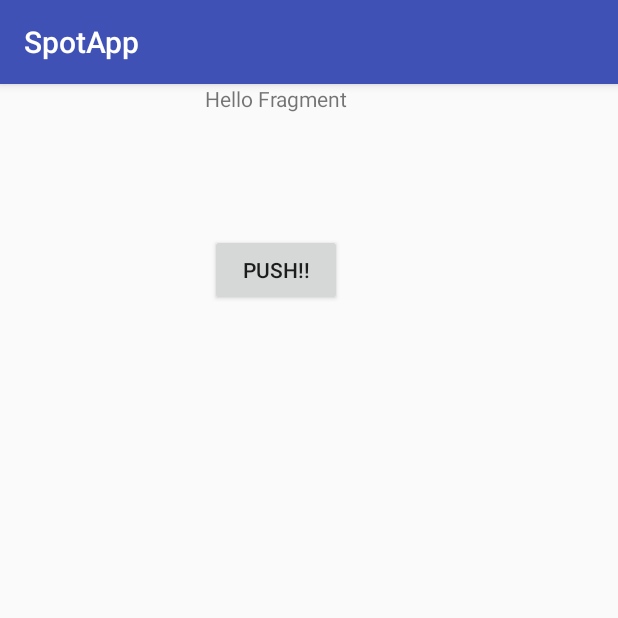
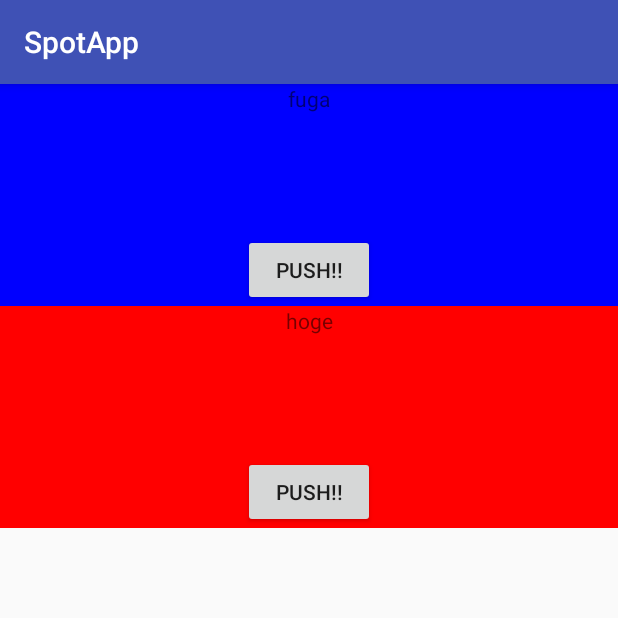
Before and after one commit to yuutarou22/SpotApp, an Android app: the screen it shows after launch (MainActivity), on a phone screen of 412 x 824 dp, the top half of it. Run offline under Robolectric (Android 15) with nearby library versions, the phone set to English and light mode, and no system bars.

Commit message:
0000-1つのActivityにFragmentを複数出力する画面実装。

```diff
--- a/app/src/main/java/com/example/yutaroapp/spotapp/MainActivity.java
+++ b/app/src/main/java/com/example/yutaroapp/spotapp/MainActivity.java
@@ -1,5 +1,6 @@
 package com.example.yutaroapp.spotapp;
 
+import android.graphics.Color;
 import android.support.v4.app.FragmentTransaction;
 import android.support.v7.app.AppCompatActivity;
 import android.os.Bundle;
@@ -20,7 +21,8 @@ public class MainActivity extends AppCompatActivity {
     　　引数1:ViewGroupのID、引数2:追加するFragment
     */
     FragmentTransaction transaction = getSupportFragmentManager().beginTransaction();
-    transaction.add(R.id.container, fragment);
+    transaction.add(R.id.container, MainFragment.createInstance("fuga", Color.BLUE));
+    transaction.add(R.id.container, MainFragment.createInstance("hoge", Color.RED));
     transaction.commit();
   }
 }
--- a/app/src/main/java/com/example/yutaroapp/spotapp/MainFragment.java
+++ b/app/src/main/java/com/example/yutaroapp/spotapp/MainFragment.java
@@ -1,5 +1,8 @@
 package com.example.yutaroapp.spotapp;
 
+import android.graphics.Color;
+import android.support.annotation.CheckResult;
+import android.support.annotation.ColorInt;
 import android.support.v4.app.Fragment;
 import android.os.Bundle;
 import android.view.LayoutInflater;
@@ -8,8 +11,40 @@ import android.view.ViewGroup;
 import android.widget.TextView;
 
 public class MainFragment extends Fragment {
+  /* Fragmentの値渡し
+  　　MainFragmentに値を受け取るための処理を書く。
+  　　値の受け渡しには、BundleというKeyPairで値を持つ事のできるクラスを使用する。
+  　　1, Bundleのインタンスを作成する。
+  　　2, 値をKeyPairの形でputして追加していく。
+  　　3, FragmentにsetArgumentという形でセットすることで
+  　　　　フラグメントがBundleの値を取得できるようになる。
+  */
+
+  // クラス内で参照するため、privateにしておく。
+  private final static String KEY_NAME = "key_name";
+  private final static String KEY_BACKGROUND = "key_background_color";
+
+  // onCreateで受け取るための変数
+  private String mName = "";
+  private @ColorInt int mBackgroundColor = Color.TRANSPARENT;
 
   private TextView mTextView;
+
+  // このメソッドからFragmentを強制的に作成する。
+  // createInstanceメソッドを使用することで、
+  // そのクラスを作成する際にどのような値が必要になるか制約を設けることができる
+  @CheckResult
+  public static MainFragment createInstance(String name, @ColorInt int color) {
+    MainFragment fragment = new MainFragment();
+    // Fragmentに渡す値はBundleでやり取りする。
+    Bundle args = new Bundle();
+    // Key/Pairで値をセット
+    args.putString(KEY_NAME, name);
+    args.putInt(KEY_BACKGROUND, color);
+    // Fragmentに値をセット
+    fragment.setArguments(args);
+    return fragment;
+  }
 
   @Override
   public View onCreateView(LayoutInflater inflater, ViewGroup container, Bundle savedInstanceState) {
@@ -17,6 +52,18 @@ public class MainFragment extends Fragment {
 
     // レイアウトをViewとして作成する
     return inflater.inflate(R.layout.fragment_main, container, false);
+  }
+
+  @Override
+  public void onCreate(Bundle saveInstanceState) {
+    super.onCreate(saveInstanceState);
+    // Bundleを受け取る処理はonCreate内で実行する。
+    Bundle args = getArguments();
+    // Bundleがセットされていなかった時はnullなのでNullチェックする
+    if (args != null) {
+      mName = args.getString(KEY_NAME);
+      mBackgroundColor = args.getInt(KEY_BACKGROUND, Color.TRANSPARENT);
+    }
   }
 
   @Override
@@ -32,5 +79,8 @@ public class MainFragment extends Fragment {
         mTextView.setText(mTextView.getText() + "PUSHしたな？");
       }
     });
+
+    view.setBackgroundColor(mBackgroundColor);
+    mTextView.setText(mName);
   }
 }
--- a/app/src/main/res/layout/activity_main.xml
+++ b/app/src/main/res/layout/activity_main.xml
@@ -1,7 +1,6 @@
 <?xml version="1.0" encoding="utf-8"?>
 <android.support.constraint.ConstraintLayout
     xmlns:android="http://schemas.android.com/apk/res/android"
-    xmlns:app="http://schemas.android.com/apk/res-auto"
     xmlns:tools="http://schemas.android.com/tools"
     android:layout_width="match_parent"
     android:layout_height="match_parent"
@@ -15,8 +14,8 @@
 
     <LinearLayout
         android:id="@+id/container"
-        android:layout_width="368dp"
-        android:layout_height="495dp"
+        android:layout_width="match_parent"
+        android:layout_height="wrap_content"
         android:orientation="vertical"
         tools:layout_editor_absoluteX="8dp"
         tools:layout_editor_absoluteY="8dp"
```
